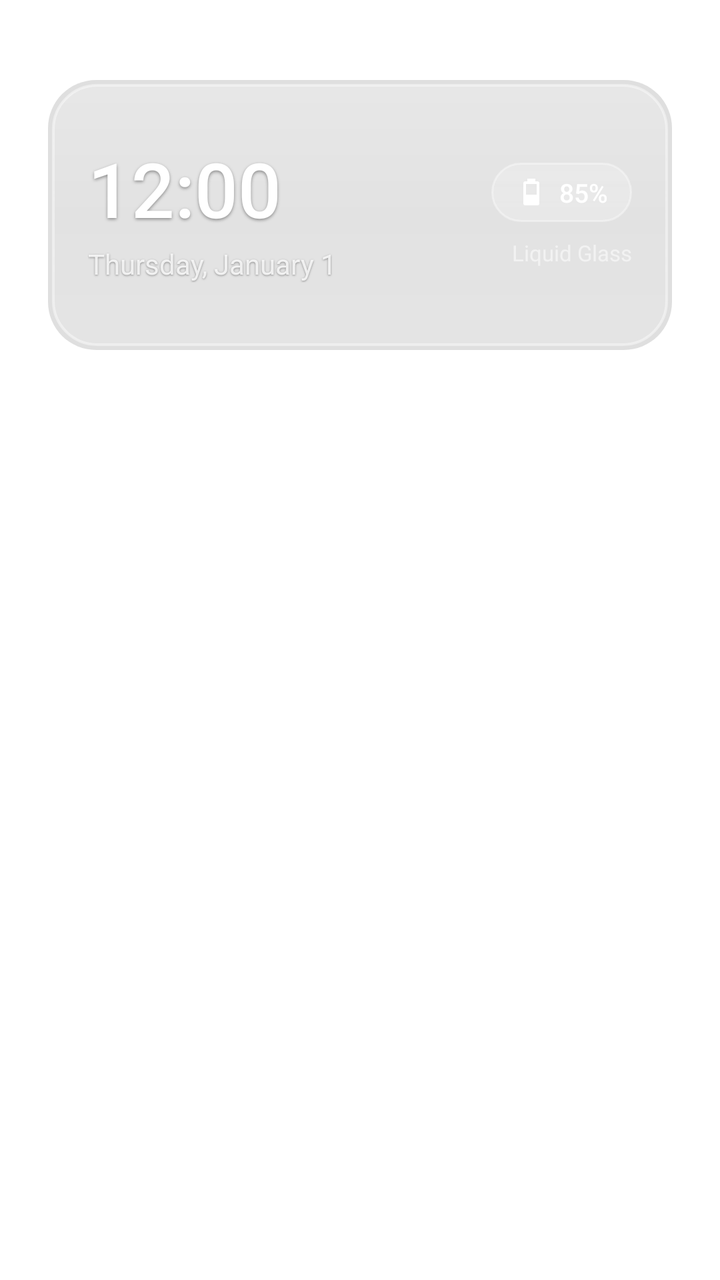
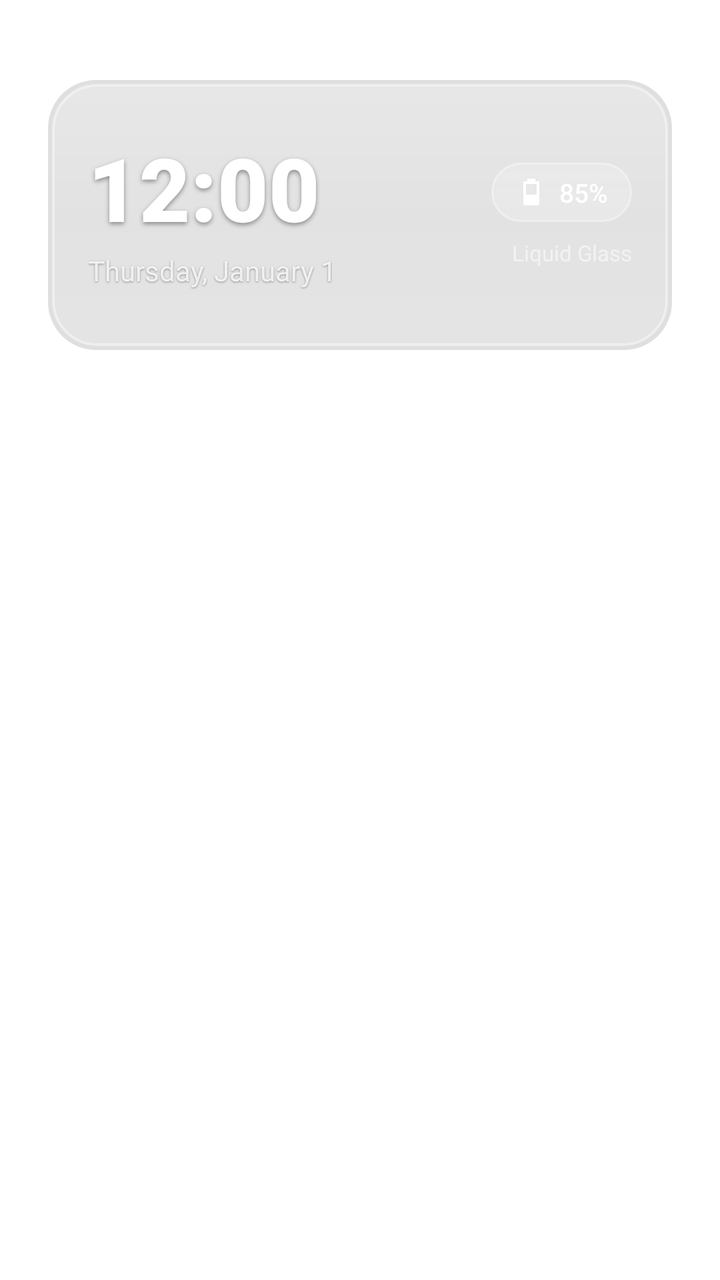

Two renders of the same Android screen: before a commit and after it. Below are the layout's source before the change and the commit's diff.
<!-- AndroidManifest.xml: application theme Theme.LiquidGlassHome -->
<!-- res/layout/page_home.xml -->
<?xml version="1.0" encoding="utf-8"?>
<LinearLayout xmlns:android="http://schemas.android.com/apk/res/android"
    android:layout_width="match_parent"
    android:layout_height="match_parent"
    android:orientation="vertical"
    android:paddingStart="8dp"
    android:paddingEnd="8dp"
    android:paddingTop="28dp">

    
    <LinearLayout
        android:id="@+id/widget_container"
        android:layout_width="match_parent"
        android:layout_height="@dimen/widget_card_height"
        android:layout_marginStart="@dimen/widget_margin_horiz"
        android:layout_marginEnd="@dimen/widget_margin_horiz"
        android:layout_marginTop="@dimen/widget_margin_top"
        android:layout_marginBottom="@dimen/widget_margin_bottom"
        android:background="@drawable/glass_widget_bg"
        android:orientation="horizontal"
        android:gravity="center_vertical"
        android:padding="20dp">

        
        <LinearLayout
            android:layout_width="0dp"
            android:layout_height="wrap_content"
            android:layout_weight="1"
            android:orientation="vertical">

            <TextClock
                android:id="@+id/widget_clock"
                android:layout_width="wrap_content"
                android:layout_height="wrap_content"
                android:format12Hour="h:mm"
                android:format24Hour="HH:mm"
                android:textColor="@color/text_primary"
                android:textSize="@dimen/clock_text_size"
                android:fontFamily="sans-serif-medium"
                android:includeFontPadding="false"
                android:shadowColor="@color/shadow_color"
                android:shadowDx="0"
                android:shadowDy="2"
                android:shadowRadius="4" />

            <TextClock
                android:id="@+id/widget_date"
                android:layout_width="wrap_content"
                android:layout_height="wrap_content"
                android:format12Hour="EEEE, MMMM d"
                android:format24Hour="EEEE, d MMMM"
                android:textColor="@color/text_secondary"
                android:textSize="@dimen/date_text_size"
                android:fontFamily="sans-serif"
                android:layout_marginTop="4dp"
                android:shadowColor="@color/shadow_color"
                android:shadowDx="0"
                android:shadowDy="1"
                android:shadowRadius="2" />
        </LinearLayout>

        
        <LinearLayout
            android:layout_width="wrap_content"
            android:layout_height="wrap_content"
            android:orientation="vertical"
            android:gravity="end">

            <LinearLayout
                android:layout_width="wrap_content"
                android:layout_height="wrap_content"
                android:orientation="horizontal"
                android:gravity="center_vertical"
                android:background="@drawable/glass_pill_search"
                android:paddingStart="12dp"
                android:paddingEnd="12dp"
                android:paddingTop="6dp"
                android:paddingBottom="6dp">

                <ImageView
                    android:layout_width="16dp"
                    android:layout_height="16dp"
                    android:src="@drawable/ic_battery"
                    android:contentDescription="Battery" />

                <TextView
                    android:id="@+id/text_battery_level"
                    android:layout_width="wrap_content"
                    android:layout_height="wrap_content"
                    android:layout_marginStart="6dp"
                    android:text="85%"
                    android:textColor="@color/text_primary"
                    android:textSize="13sp"
                    android:fontFamily="sans-serif-medium" />
            </LinearLayout>

            <TextView
                android:layout_width="wrap_content"
                android:layout_height="wrap_content"
                android:layout_marginTop="8dp"
                android:text="Liquid Glass"
                android:textColor="@color/text_muted"
                android:textSize="11sp"
                android:fontFamily="sans-serif" />
        </LinearLayout>
    </LinearLayout>

    
    <androidx.recyclerview.widget.RecyclerView
        android:id="@+id/page_app_grid"
        android:layout_width="match_parent"
        android:layout_height="match_parent"
        android:overScrollMode="never"
        android:clipToPadding="false" />

</LinearLayout>
<!-- resources referenced by this layout -->
<resources>
  <color name="shadow_color">#66000000</color>
  <color name="text_muted">#8AFFFFFF</color>
  <color name="text_primary">#FFFFFFFF</color>
  <color name="text_secondary">#D6FFFFFF</color>
  <dimen name="clock_text_size">38sp</dimen>
  <dimen name="date_text_size">14sp</dimen>
  <dimen name="widget_card_height">135dp</dimen>
  <dimen name="widget_margin_bottom">12dp</dimen>
  <dimen name="widget_margin_horiz">16dp</dimen>
  <dimen name="widget_margin_top">12dp</dimen>
  <!-- drawable glass_pill_search (drawable) -->
  <?xml version="1.0" encoding="utf-8"?>
  <shape xmlns:android="http://schemas.android.com/apk/res/android"
      android:shape="rectangle">
      <corners android:radius="15dp" />
      <solid android:color="#35FFFFFF" />
      <stroke
          android:width="1dp"
          android:color="#60FFFFFF" />
  </shape>
  <!-- drawable glass_widget_bg (drawable) -->
  <?xml version="1.0" encoding="utf-8"?>
  <layer-list xmlns:android="http://schemas.android.com/apk/res/android">
      
      <item>
          <shape android:shape="rectangle">
              <corners android:radius="24dp" />
              <solid android:color="#20000000" />
              <padding
                  android:left="2dp"
                  android:top="2dp"
                  android:right="2dp"
                  android:bottom="2dp" />
          </shape>
      </item>
  
      
      <item>
          <shape android:shape="rectangle">
              <corners android:radius="22dp" />
              <gradient
                  android:angle="90"
                  android:startColor="#2DFFFFFF"
                  android:centerColor="#1CFFFFFF"
                  android:endColor="#44FFFFFF"
                  android:type="linear" />
              <stroke
                  android:width="1.2dp"
                  android:color="#70FFFFFF" />
          </shape>
      </item>
  </layer-list>
  <!-- drawable ic_battery (drawable) -->
  <vector xmlns:android="http://schemas.android.com/apk/res/android"
      android:width="24dp"
      android:height="24dp"
      android:viewportWidth="24"
      android:viewportHeight="24">
    <path
        android:fillColor="#FFFFFFFF"
        android:pathData="M16.67,4H15V2H9v2H7.33C6.6,4 6,4.6 6,5.33v15.33C6,21.4 6.6,22 7.33,22h9.33c0.74,0 1.34,-0.6 1.34,-1.33V5.33C18,4.6 17.4,4 16.67,4zM16,14H8V6h8v8z"/>
  </vector>
  <style name="Theme.LiquidGlassHome" parent="Theme.AppCompat.NoActionBar">
          <item name="android:windowShowWallpaper">true</item>
          <item name="android:windowBackground">@android:color/transparent</item>
          <item name="android:colorBackgroundCacheHint">@null</item>
          <item name="android:windowTranslucentStatus">true</item>
          <item name="android:windowTranslucentNavigation">true</item>
          <item name="android:statusBarColor">@android:color/transparent</item>
          <item name="android:navigationBarColor">@android:color/transparent</item>
          <item name="android:windowAnimationStyle">@android:style/Animation</item>
      </style>
</resources>

<!-- the commit's change to res/layout/page_home.xml (unified diff, before → after) -->
@@ -36,12 +36,13 @@
                 android:format24Hour="HH:mm"
                 android:textColor="@color/text_primary"
                 android:textSize="@dimen/clock_text_size"
-                android:fontFamily="sans-serif-medium"
+                android:fontFamily="sans-serif-black"
+                android:textStyle="bold"
                 android:includeFontPadding="false"
                 android:shadowColor="@color/shadow_color"
                 android:shadowDx="0"
-                android:shadowDy="2"
-                android:shadowRadius="4" />
+                android:shadowDy="3"
+                android:shadowRadius="6" />
 
             <TextClock
                 android:id="@+id/widget_date"
<!-- resource entries referenced after the edit -->
@@ -4,7 +4,7 @@
   <color name="text_muted">#8AFFFFFF</color>
   <color name="text_primary">#FFFFFFFF</color>
   <color name="text_secondary">#D6FFFFFF</color>
-  <dimen name="clock_text_size">38sp</dimen>
+  <dimen name="clock_text_size">44sp</dimen>
   <dimen name="date_text_size">14sp</dimen>
   <dimen name="widget_card_height">135dp</dimen>
   <dimen name="widget_margin_bottom">12dp</dimen>
